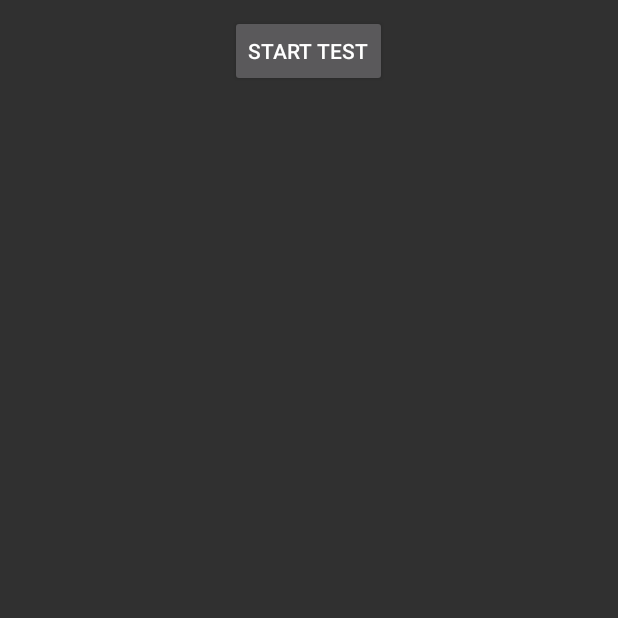
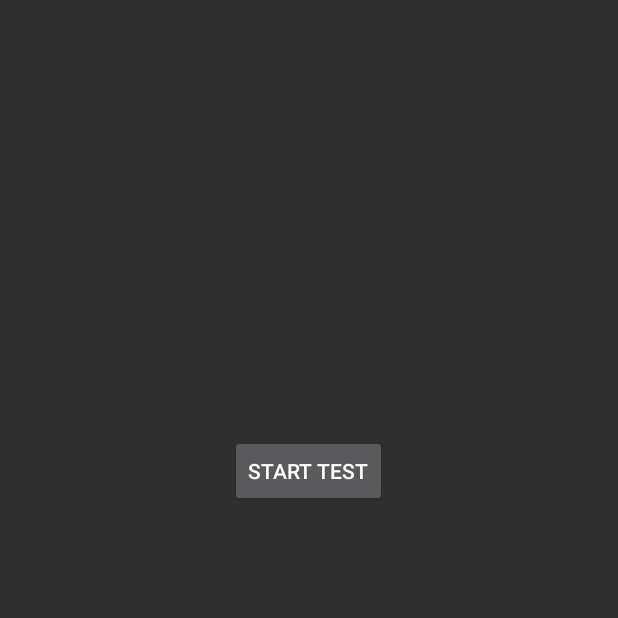
Before and after one commit to sizikoff/TestViktorina, an Android app: the MainActivity screen opened directly, with no data from a screen before it, on a phone screen of 412 x 824 dp, the top half of it. Run offline under Robolectric (Android 15) with nearby library versions, the phone set to English and light mode, and no system bars.

Commit message:
ВТОРОЙ

```diff
--- a/app/src/main/res/layout/activity_main.xml
+++ b/app/src/main/res/layout/activity_main.xml
@@ -8,7 +8,7 @@
         android:id="@+id/btnStartTest"
         android:layout_width="wrap_content"
         android:layout_height="wrap_content"
-        android:layout_marginTop="10dp"
+        android:layout_marginTop="290dp"
         android:layout_gravity="center_horizontal"
         android:text="@string/starttest" />
 
```
